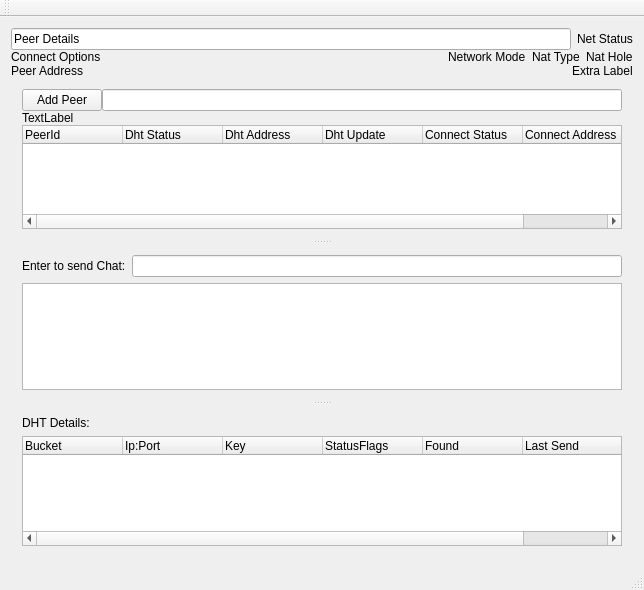
Before: the Qt Designer form PeerNetQt/src/mainwindow.ui in RetroShare/RetroShare, drawn with Qt 5.
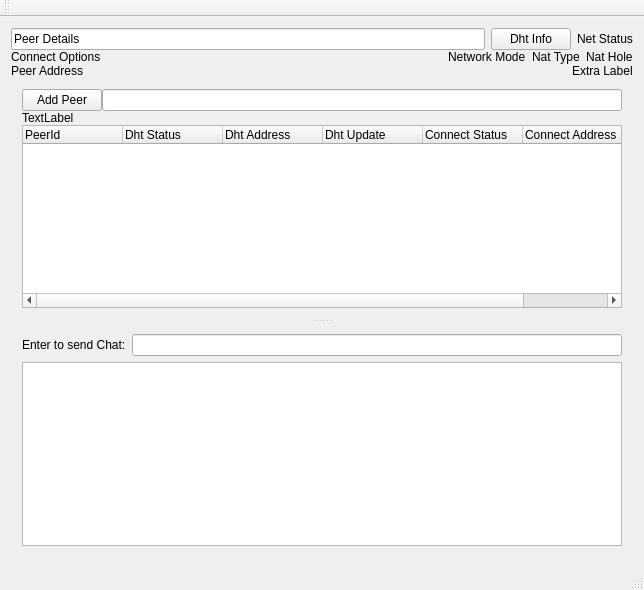
After: the same form once the commit is applied.

Diff of the .ui file:
```diff
--- a/PeerNetQt/src/mainwindow.ui
+++ b/PeerNetQt/src/mainwindow.ui
@@ -36,6 +36,13 @@
         </property>
        </widget>
       </item>
+      <item>
+       <widget class="QPushButton" name="dhtButton">
+        <property name="text">
+         <string>Dht Info</string>
+        </property>
+       </widget>
+      </item>
       <item>
        <widget class="QLabel" name="netStatusLabel">
         <property name="text">
@@ -112,7 +119,7 @@
       <property name="orientation">
        <enum>Qt::Vertical</enum>
       </property>
-      <widget class="QWidget" name="">
+      <widget class="QWidget" name="layoutWidget">
        <layout class="QVBoxLayout" name="verticalLayout_2">
         <property name="spacing">
          <number>0</number>
@@ -203,56 +210,6 @@
         </item>
        </layout>
       </widget>
-      <widget class="QWidget" name="layoutWidget">
-       <layout class="QVBoxLayout" name="verticalLayout">
-        <item>
-         <widget class="QLabel" name="dhtLabel">
-          <property name="text">
-           <string>DHT Details:</string>
-          </property>
-         </widget>
-        </item>
-        <item>
-         <widget class="QTreeWidget" name="dhtTreeWidget">
-          <column>
-           <property name="text">
-            <string>Bucket</string>
-           </property>
-          </column>
-          <column>
-           <property name="text">
-            <string>Ip:Port</string>
-           </property>
-          </column>
-          <column>
-           <property name="text">
-            <string>Key</string>
-           </property>
-          </column>
-          <column>
-           <property name="text">
-            <string>StatusFlags</string>
-           </property>
-          </column>
-          <column>
-           <property name="text">
-            <string>Found</string>
-           </property>
-          </column>
-          <column>
-           <property name="text">
-            <string>Last Send</string>
-           </property>
-          </column>
-          <column>
-           <property name="text">
-            <string>Last Recv</string>
-           </property>
-          </column>
-         </widget>
-        </item>
-       </layout>
-      </widget>
      </widget>
     </item>
    </layout>
```
Left out of the diff: 2 changed lines with no effect on the pictures.
